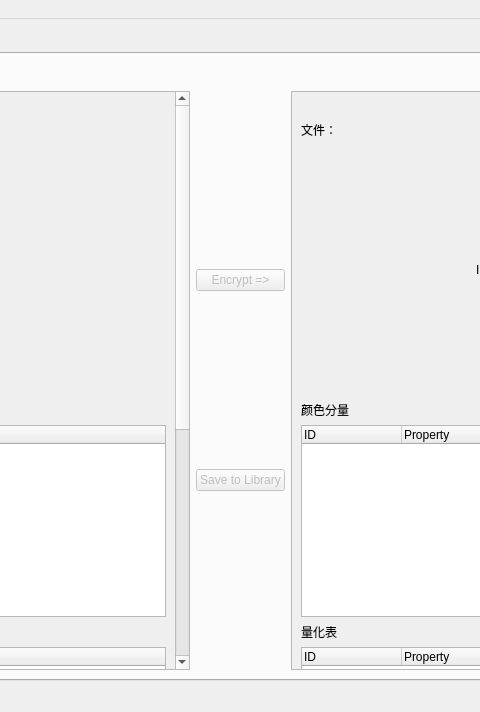
The window that ui_MainWindow.ui (JaySon-Huang/pyjpegtbx) describes before a commit, drawn with Qt 5; both pictures show x 278 to 758 and y 0 to 712 of the 1036 by 712 pixel window.
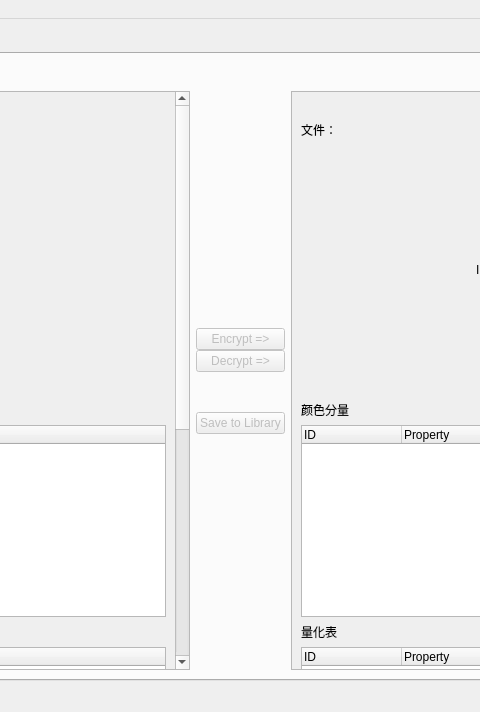
The same window after the commit. The open tabs and pages were chosen to show the change. Custom widgets are drawn as their Qt base class.

Commit message: 增加输入密码

What changed in the file:
```diff
--- a/ui_MainWindow.ui
+++ b/ui_MainWindow.ui
@@ -306,13 +306,26 @@
            </widget>
           </item>
           <item>
-           <layout class="QVBoxLayout" name="verticalLayout_5" stretch="0,0">
+           <layout class="QVBoxLayout" name="verticalLayout_5" stretch="0,0,0,0,0,0">
             <property name="spacing">
              <number>0</number>
             </property>
             <property name="leftMargin">
              <number>0</number>
             </property>
+            <item>
+             <spacer name="verticalSpacer_3">
+              <property name="orientation">
+               <enum>Qt::Vertical</enum>
+              </property>
+              <property name="sizeHint" stdset="0">
+               <size>
+                <width>20</width>
+                <height>40</height>
+               </size>
+              </property>
+             </spacer>
+            </item>
             <item>
              <widget class="QPushButton" name="btn_encrypt">
               <property name="enabled">
@@ -323,6 +336,32 @@
               </property>
              </widget>
             </item>
+            <item>
+             <widget class="QPushButton" name="btn_decrypt">
+              <property name="enabled">
+               <bool>false</bool>
+              </property>
+              <property name="text">
+               <string>Decrypt =&gt;</string>
+              </property>
+             </widget>
+            </item>
+            <item>
+             <spacer name="verticalSpacer_4">
+              <property name="orientation">
+               <enum>Qt::Vertical</enum>
+              </property>
+              <property name="sizeType">
+               <enum>QSizePolicy::Minimum</enum>
+              </property>
+              <property name="sizeHint" stdset="0">
+               <size>
+                <width>20</width>
+                <height>40</height>
+               </size>
+              </property>
+             </spacer>
+            </item>
             <item>
              <widget class="QPushButton" name="btn_saveToLibrary">
               <property name="enabled">
@@ -339,6 +378,19 @@
               </property>
              </widget>
             </item>
+            <item>
+             <spacer name="verticalSpacer_2">
+              <property name="orientation">
+               <enum>Qt::Vertical</enum>
+              </property>
+              <property name="sizeHint" stdset="0">
+               <size>
+                <width>20</width>
+                <height>40</height>
+               </size>
+              </property>
+             </spacer>
+            </item>
            </layout>
           </item>
           <item>
```
Left out of the diff: 32 changed lines with no effect on the pictures. The commit also changes 2 other files.
